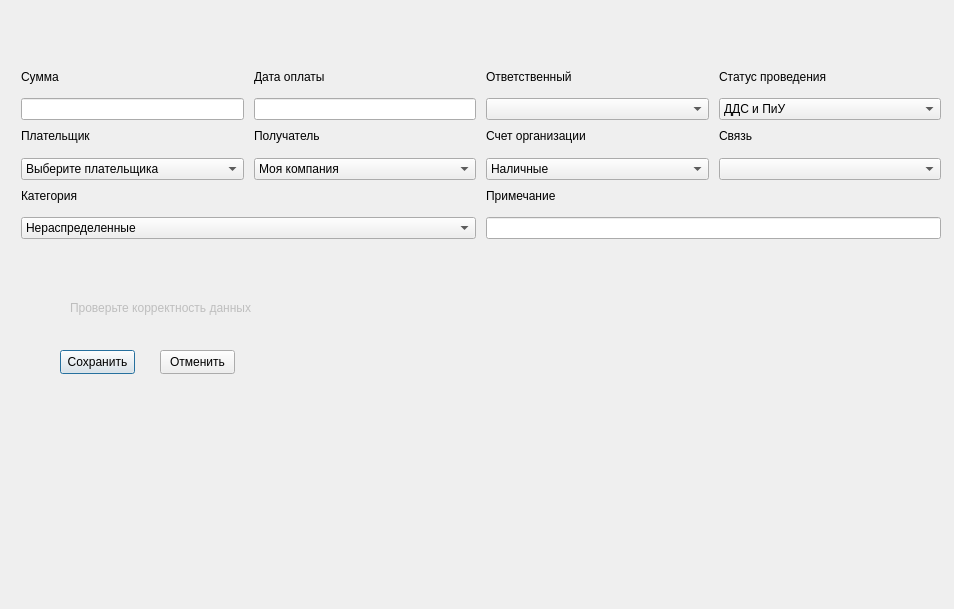
Before: the Qt Designer form FinanceForm.ui in Barnaga/TerraCRM, drawn with Qt 5.
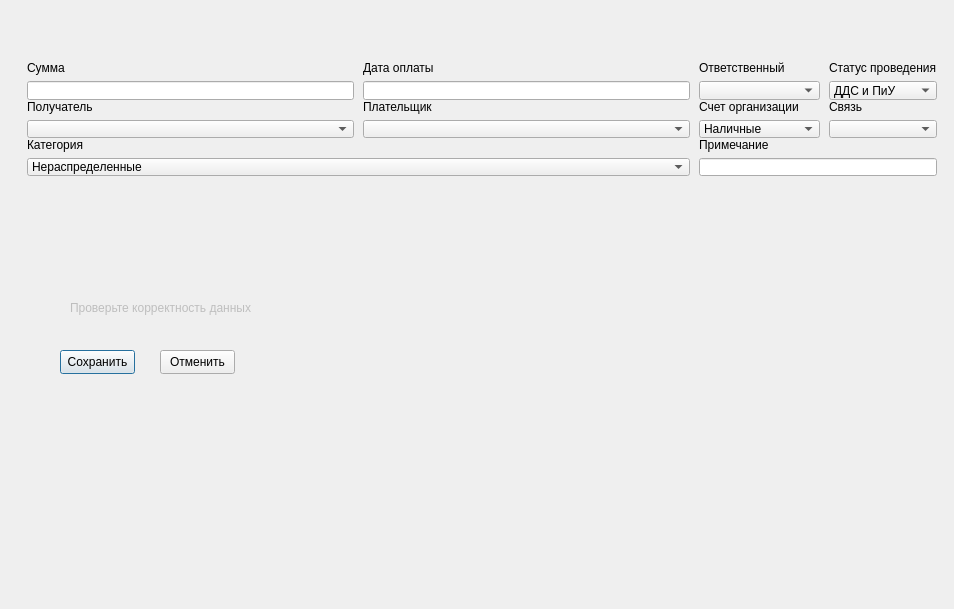
After: the same form once the commit is applied.

Diff of the .ui file:
```diff
--- a/FinanceForm.ui
+++ b/FinanceForm.ui
@@ -55,44 +55,33 @@
   <widget class="QWidget" name="layoutWidget">
    <property name="geometry">
     <rect>
-     <x>10</x>
+     <x>16</x>
      <y>50</y>
-     <width>931</width>
-     <height>200</height>
+     <width>921</width>
+     <height>137</height>
     </rect>
    </property>
-   <layout class="QGridLayout" name="gridLayout" columnstretch="25,25,25,25" columnminimumwidth="25,25,25,25">
+   <layout class="QGridLayout" name="gridLayout" columnstretch="0,0,0,0">
     <property name="rightMargin">
      <number>0</number>
     </property>
     <property name="horizontalSpacing">
-     <number>10</number>
+     <number>9</number>
     </property>
     <property name="verticalSpacing">
      <number>0</number>
     </property>
-    <item row="1" column="2">
-     <layout class="QVBoxLayout" name="orgAccount">
+    <item row="1" column="1">
+     <layout class="QVBoxLayout" name="payerLayout">
       <item>
-       <widget class="QLabel" name="orgAccountLbl">
+       <widget class="QLabel" name="payerLbl">
         <property name="text">
-         <string>Счет организации</string>
+         <string>Плательщик</string>
         </property>
        </widget>
       </item>
       <item>
-       <widget class="QComboBox" name="orgAccountBox">
-        <item>
-         <property name="text">
-          <string>Наличные</string>
-         </property>
-        </item>
-        <item>
-         <property name="text">
-          <string>Расчетный счет</string>
-         </property>
-        </item>
-       </widget>
+       <widget class="QComboBox" name="payerBox"/>
       </item>
      </layout>
     </item>
@@ -110,56 +99,11 @@
       </item>
      </layout>
     </item>
-    <item row="1" column="1">
-     <layout class="QVBoxLayout" name="recipientLayout">
-      <item>
-       <widget class="QLabel" name="recipientLbl">
-        <property name="text">
-         <string>Получатель</string>
-        </property>
-       </widget>
-      </item>
-      <item>
-       <widget class="QComboBox" name="recipientBox">
-        <item>
-         <property name="text">
-          <string>Моя компания</string>
-         </property>
-        </item>
-       </widget>
-      </item>
-     </layout>
-    </item>
-    <item row="1" column="3">
-     <layout class="QVBoxLayout" name="communicationLayout">
-      <item>
-       <widget class="QLabel" name="communicationLbl">
-        <property name="text">
-         <string>Связь</string>
-        </property>
-       </widget>
-      </item>
-      <item>
-       <widget class="QComboBox" name="communicationBox"/>
-      </item>
-     </layout>
-    </item>
-    <item row="0" column="0">
-     <layout class="QVBoxLayout" name="cashLayout">
-      <item>
-       <widget class="QLabel" name="cashLbl">
-        <property name="text">
-         <string>Сумма</string>
-        </property>
-       </widget>
-      </item>
-      <item>
-       <widget class="QLineEdit" name="cash"/>
-      </item>
-     </layout>
-    </item>
     <item row="2" column="0" colspan="2">
      <layout class="QVBoxLayout" name="categoryLayout">
+      <property name="sizeConstraint">
+       <enum>QLayout::SizeConstraint::SetNoConstraint</enum>
+      </property>
       <item>
        <widget class="QLabel" name="categoryLbl">
         <property name="text">
@@ -213,41 +157,59 @@
       </item>
      </layout>
     </item>
-    <item row="0" column="3">
-     <layout class="QVBoxLayout" name="stateLayout">
+    <item row="1" column="0">
+     <layout class="QVBoxLayout" name="recipientLayout">
       <item>
-       <widget class="QLabel" name="stateLbl">
+       <widget class="QLabel" name="recipientLbl">
         <property name="text">
-         <string>Статус проведения</string>
+         <string>Получатель</string>
         </property>
        </widget>
       </item>
       <item>
-       <widget class="QComboBox" name="stateBox">
+       <widget class="QComboBox" name="recipientBox"/>
+      </item>
+     </layout>
+    </item>
+    <item row="1" column="2">
+     <layout class="QVBoxLayout" name="orgAccount">
+      <item>
+       <widget class="QLabel" name="orgAccountLbl">
+        <property name="text">
+         <string>Счет организации</string>
+        </property>
+       </widget>
+      </item>
+      <item>
+       <widget class="QComboBox" name="orgAccountBox">
         <item>
          <property name="text">
-          <string>ДДС и ПиУ</string>
+          <string>Наличные</string>
          </property>
         </item>
         <item>
          <property name="text">
-          <string>ДДС</string>
+          <string>Расчетный счет</string>
          </property>
         </item>
-        <item>
-         <property name="text">
-          <string>ПиУ</string>
-         </property>
-        </item>
-        <item>
-         <property name="text">
-          <string>Не проведен</string>
-         </property>
-        </item>
        </widget>
       </item>
      </layout>
     </item>
+    <item row="1" column="3">
+     <layout class="QVBoxLayout" name="communicationLayout">
+      <item>
+       <widget class="QLabel" name="communicationLbl">
+        <property name="text">
+         <string>Связь</string>
+        </property>
+       </widget>
+      </item>
+      <item>
+       <widget class="QComboBox" name="communicationBox"/>
+      </item>
+     </layout>
+    </item>
     <item row="0" column="1">
      <layout class="QVBoxLayout" name="dateLayout">
       <item>
@@ -262,28 +224,25 @@
       </item>
      </layout>
     </item>
-    <item row="1" column="0">
-     <layout class="QVBoxLayout" name="payerLayout">
+    <item row="0" column="0">
+     <layout class="QVBoxLayout" name="cashLayout">
       <item>
-       <widget class="QLabel" name="payerLbl">
+       <widget class="QLabel" name="cashLbl">
         <property name="text">
-         <string>Плательщик</string>
+         <string>Сумма</string>
         </property>
        </widget>
       </item>
       <item>
-       <widget class="QComboBox" name="payerBox">
-        <item>
-         <property name="text">
-          <string>Выберите плательщика</string>
-         </property>
-        </item>
-       </widget>
+       <widget class="QLineEdit" name="cash"/>
       </item>
      </layout>
     </item>
     <item row="2" column="2" colspan="2">
      <layout class="QVBoxLayout" name="noteLayout">
+      <property name="sizeConstraint">
+       <enum>QLayout::SizeConstraint::SetNoConstraint</enum>
+      </property>
       <item>
        <widget class="QLabel" name="noteLbl">
         <property name="text">
@@ -296,6 +255,41 @@
       </item>
      </layout>
     </item>
+    <item row="0" column="3">
+     <layout class="QVBoxLayout" name="stateLayout">
+      <item>
+       <widget class="QLabel" name="stateLbl">
+        <property name="text">
+         <string>Статус проведения</string>
+        </property>
+       </widget>
+      </item>
+      <item>
+       <widget class="QComboBox" name="stateBox">
+        <item>
+         <property name="text">
+          <string>ДДС и ПиУ</string>
+         </property>
+        </item>
+        <item>
+         <property name="text">
+          <string>ДДС</string>
+         </property>
+        </item>
+        <item>
+         <property name="text">
+          <string>ПиУ</string>
+         </property>
+        </item>
+        <item>
+         <property name="text">
+          <string>Не проведен</string>
+         </property>
+        </item>
+       </widget>
+      </item>
+     </layout>
+    </item>
    </layout>
   </widget>
   <widget class="QLabel" name="warningLbl">
```
